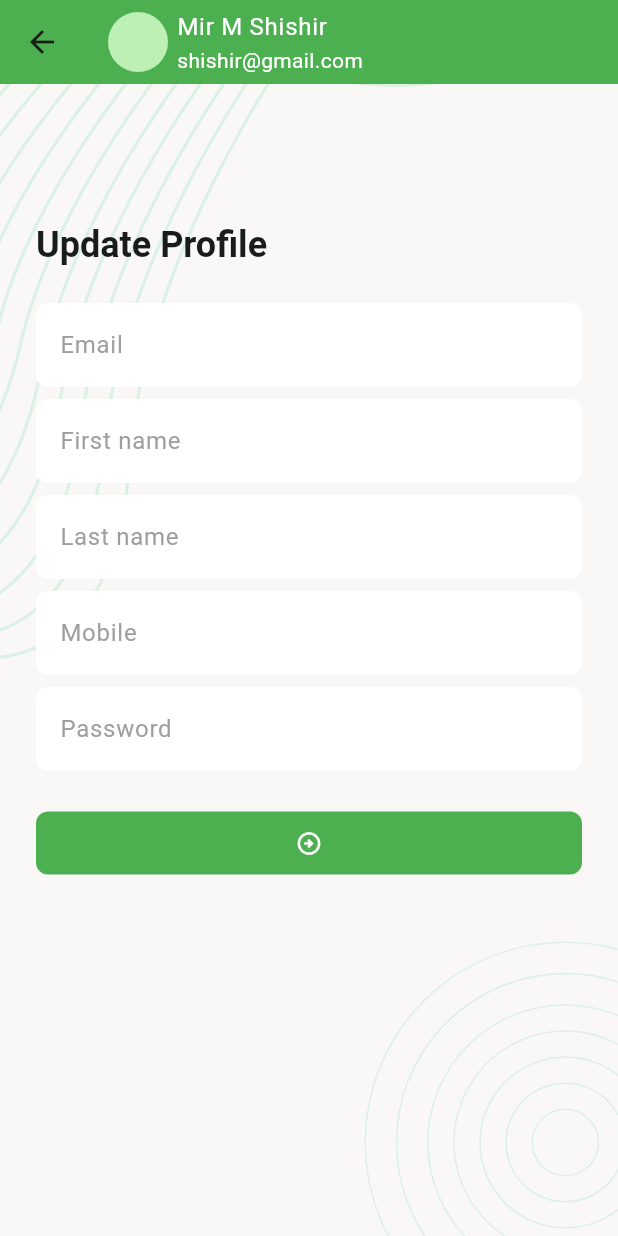
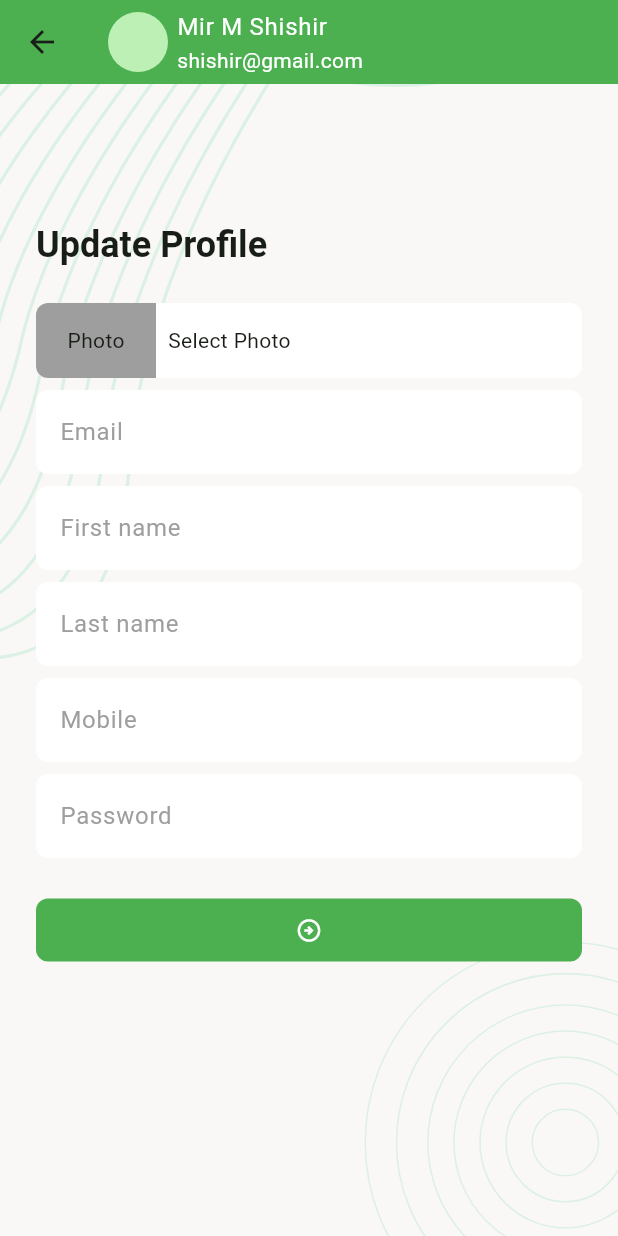
Before and after one commit to Shishir707/Task-Manager-App, a Flutter app: the UpdateProfileScreen screen opened by its route, on a phone screen of 412 x 824 dp. Run offline on Flutter 3.47's test engine with Material 3 defaults, Android fonts, the phone set to English and light mode, and no system bars; our stand-ins replace flutter_svg, pin_code_fields.

Commit message:
add photo picker widget

```diff
--- a/lib/UI/screen/update_profile_screen.dart
+++ b/lib/UI/screen/update_profile_screen.dart
@@ -1,6 +1,7 @@
 import 'package:flutter/material.dart';
 import 'package:task_manager/UI/widgets/backgroundScreen.dart';
 import 'package:task_manager/UI/widgets/tm_appbar.dart';
+import '../widgets/photo_picker.dart';
 
 class UpdateProfileScreen extends StatefulWidget {
   const UpdateProfileScreen({super.key});
@@ -13,7 +14,7 @@ class _UpdateProfileScreenState extends State<UpdateProfileScreen> {
   @override
   Widget build(BuildContext context) {
     return Scaffold(
-      appBar: TMappbar(fromUpdateProfile: true,),
+      appBar: TMappbar(fromUpdateProfile: true),
       body: ScreenBackground(
         child: Padding(
           padding: const EdgeInsets.all(24),
@@ -27,6 +28,7 @@ class _UpdateProfileScreenState extends State<UpdateProfileScreen> {
                 style: Theme.of(context).textTheme.titleLarge,
               ),
               SizedBox(height: 8),
+              GestureDetector(onTap: () {}, child: PhotoPicker()),
               TextFormField(decoration: InputDecoration(hintText: 'Email')),
               TextFormField(
                 decoration: InputDecoration(hintText: 'First name'),
--- /dev/null
+++ b/lib/UI/widgets/photo_picker.dart
@@ -0,0 +1,38 @@
+import 'package:flutter/material.dart';
+
+class PhotoPicker extends StatelessWidget {
+  const PhotoPicker({
+    super.key,
+  });
+
+  @override
+  Widget build(BuildContext context) {
+    return Container(
+      height: 50,
+      width: double.maxFinite,
+      decoration: BoxDecoration(
+          color: Colors.white,
+          borderRadius: BorderRadius.circular(8)
+      ),
+      child: Row(
+        spacing: 8,
+        children: [
+          Container(
+            height: 50,
+            width: 80,
+            decoration: BoxDecoration(
+                color: Colors.grey,
+                borderRadius: BorderRadius.only(
+                    topLeft: Radius.circular(8),
+                    bottomLeft: Radius.circular(8)
+                )
+            ),
+            alignment: Alignment.center,
+            child: Text('Photo'),
+          ),
+          Expanded(child: Text('Select Photo'))
+        ],
+      ),
+    );
+  }
+}
```
